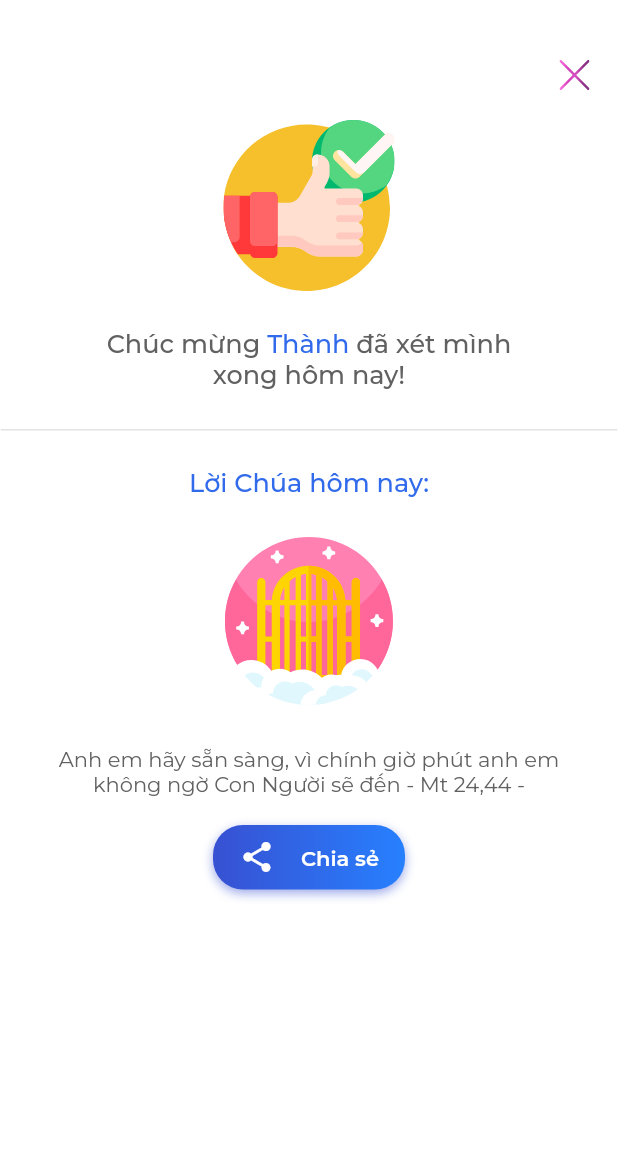
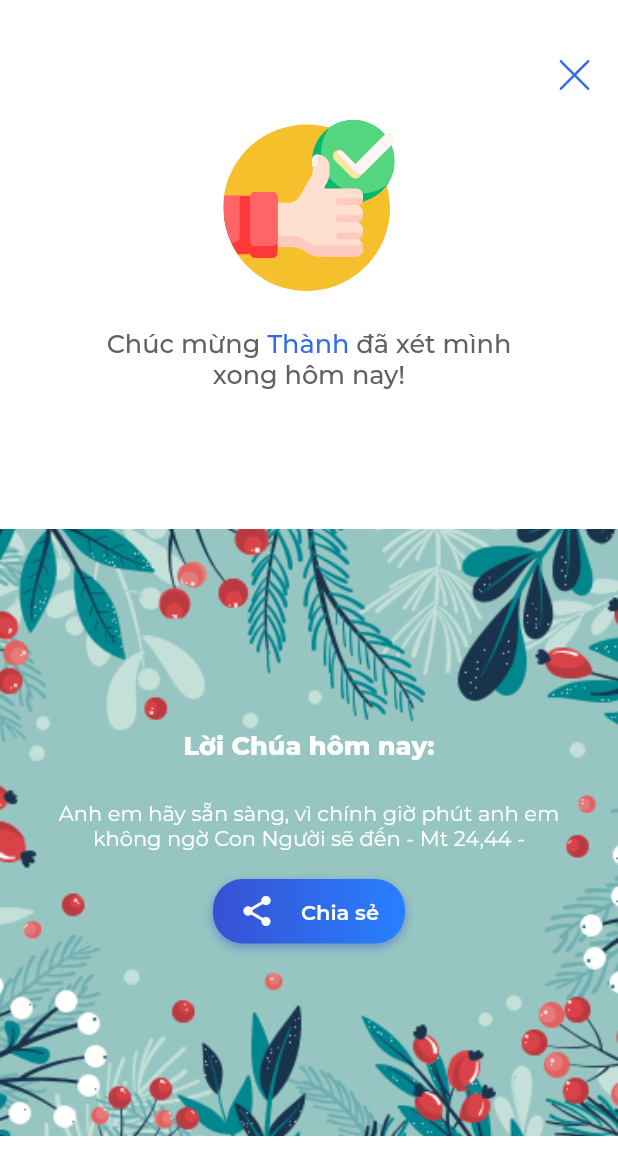
Before and after one commit to trisnguyen1210/Project_AOPT, a Flutter app: the ConfessSuccess screen opened directly, on a phone screen of 412 x 824 dp. Shown: the top 1175 px of the screen. Run offline on Flutter 3.47's test engine with Material 2 defaults, Android fonts, the phone set to English and light mode, and no system bars; drawn by our look-alikes of gradient_widgets; our stand-ins replace date_format, flutter_svg, google_fonts, gradient_app_bar, percent_indicator, sqflite; missing offline and left inert: flutter_circular_chart; accounts and stored records are empty.

Commit message:
update UI add bean success

```diff
--- a/lib/value/gradient.dart
+++ b/lib/value/gradient.dart
@@ -10,12 +10,18 @@ class GradientApp {
     // scale: undefined,
   );
 
+  static Gradient gradientButtonGrey = LinearGradient(
+    colors: [Color(0xffb6b8b8), Color(0xffb6b8b8)],
+    stops: [0, 1],
+    begin: Alignment(1.00, -0.00),
+    end: Alignment(-1.00, 0.00),
+    // angle: 270,
+    // scale: undefined,
+  );
+
   static Gradient gradientAppbar = LinearGradient(
-    colors: [
-      Color(0xff2780ff),
-      Color(0xff3751d2)],
-    stops: [
-      0,
+    colors: [Color(0xff2780ff), Color(0xff3751d2)],
+    stops: [0,
       1
     ],
     begin: Alignment(1.00, -0.00),
--- a/lib/value/styles.dart
+++ b/lib/value/styles.dart
@@ -8,6 +8,8 @@ class Styles {
   static TextStyle headingExtraPurple = GoogleFonts.montserrat(
       fontSize: 17, color: Color(0xff316beb), fontWeight: FontWeight.w800);
 
+  static TextStyle headingExtraWhite = GoogleFonts.montserrat(
+      fontSize: 17, color: Colors.white, fontWeight: FontWeight.w800);
   static TextStyle headingBoldPurple = GoogleFonts.montserrat(
       fontSize: 17, color: Color(0xff316beb), fontWeight: FontWeight.w700);
 
@@ -44,6 +46,8 @@ class Styles {
   static TextStyle bodyGrey = GoogleFonts.montserrat(
       fontSize: 14, color: Colors.grey[700], fontWeight: FontWeight.w400);
 
+  static TextStyle bodyWhite = GoogleFonts.montserrat(
+      fontSize: 14, color: Colors.white, fontWeight: FontWeight.w400);
   static TextStyle subtitleGrey = GoogleFonts.montserrat(
       fontSize: 10, color: Colors.grey[700], fontWeight: FontWeight.w400);
 
--- a/lib/widget/relation/confess/confess_success.dart
+++ b/lib/widget/relation/confess/confess_success.dart
@@ -19,9 +19,8 @@ class _ConfessSuccessState extends State<ConfessSuccess> {
   Widget build(BuildContext context) {
     return Scaffold(
       backgroundColor: Colors.white,
-      body: SingleChildScrollView(
-        child: Column(
-          mainAxisAlignment: MainAxisAlignment.center,
+      body: Column(
+        mainAxisSize: MainAxisSize.max,
         crossAxisAlignment: CrossAxisAlignment.center,
         children: [
           Container(
@@ -35,7 +34,11 @@ class _ConfessSuccessState extends State<ConfessSuccess> {
               },
               child: Align(
                 alignment: Alignment.topRight,
-                  child: SvgPicture.asset(R.ic_close, height: 20),
+                child: SvgPicture.asset(
+                  R.ic_close,
+                  height: 20,
+                  color: Color(0xff316beb),
+                ),
               ),
             ),
           ),
@@ -65,30 +68,35 @@ class _ConfessSuccessState extends State<ConfessSuccess> {
               ),
             ),
           ),
-            Opacity(
-              opacity: 0.2701590401785715,
-              child: Container(
-                  height: 1,
+          wordOfGodView(),
+        ],
+      ),
+    );
+  }
+
+  Widget wordOfGodView() {
+    return Expanded(
+      flex: 1,
+      child: DecoratedBox(
         decoration: BoxDecoration(
-                      border: Border.all(
-                          color: const Color(0xff979797), width: 1))),
-            ),
+            image: DecorationImage(
+                image: AssetImage(R.background_god_png), fit: BoxFit.fitWidth)),
+        child: Column(
+          mainAxisAlignment: MainAxisAlignment.center,
+          crossAxisAlignment: CrossAxisAlignment.center,
+          children: [
             Container(
               margin: EdgeInsets.only(top: 25, bottom: 25),
               child: Text(
                 'Lời Chúa hôm nay:',
-                style: Styles.headingPurple,
+                style: Styles.headingExtraWhite,
               ),
-            ),
-            Padding(
-              padding: EdgeInsets.only(bottom: 25),
-              child: SvgPicture.asset(R.ic_quote, height: 114),
             ),
             Padding(
               padding: EdgeInsets.only(bottom: 15, left: 30, right: 30),
               child: Text(
                 'Anh em hãy sẵn sàng, vì chính giờ phút anh em không ngờ Con Người sẽ đến - Mt 24,44 -',
-                style: Styles.bodyGrey,
+                style: Styles.bodyWhite,
                 textAlign: TextAlign.center,
               ),
             ),
--- a/pubspec.yaml
+++ b/pubspec.yaml
@@ -58,6 +58,7 @@ flutter:
     - assets/ic_switch_active.svg
     - assets/tooltip.png
     - assets/ic_white_bean.svg
+    - assets/background_god_png.png
     - assets/ic_logo.svg
     - assets/ic_more.svg
     - assets/ic_congratulation.svg
```
Also changed, not shown: lib/main.dart (+0 -35 lines), lib/widget/relation/relation_detail/relation_detail.dart (+20 -2 lines), lib/widget/relation/relation_detail/relation_detail_other.dart (+20 -2 lines), lib/widget/tab/home_tab.dart (+41 -2 lines), assets/background_god_png.png (added), lib/generated/r.dart. Lines whose indentation alone changed are shown as unchanged.
